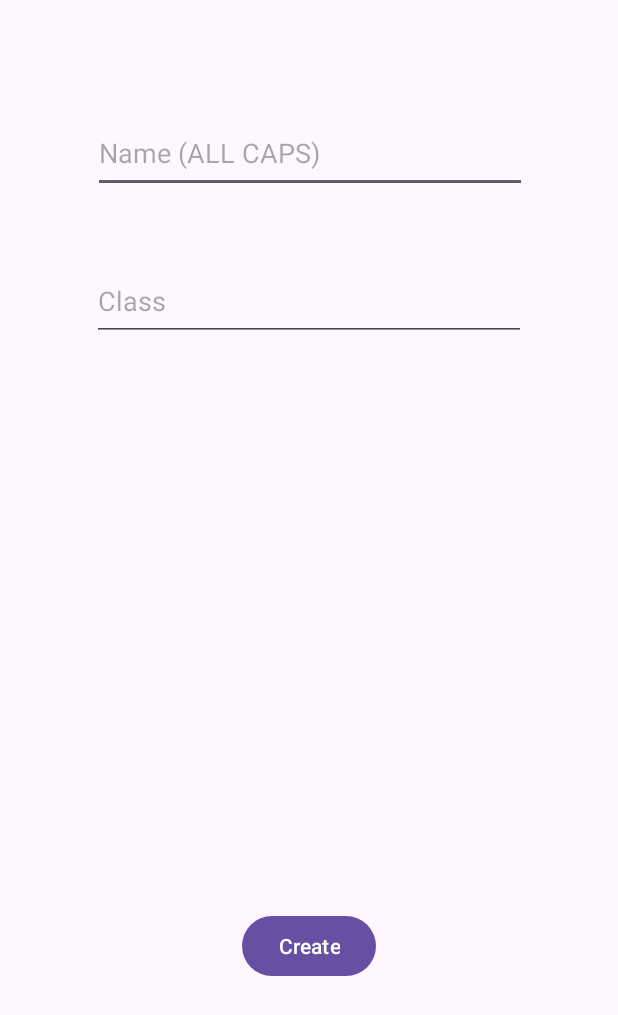
After one commit to sydbenck/HERE, an Android app: the InstructorCreatePage screen opened directly, with no data from a screen before it, on a phone screen of 412 x 824 dp. The commit adds this screen. Shown: the top 1015 px of the screen. Run offline under Robolectric (Android 15) with nearby library versions, the phone set to English and light mode, and no system bars.

Commit message:
even even more updates

```diff
--- a/app/src/main/AndroidManifest.xml
+++ b/app/src/main/AndroidManifest.xml
@@ -16,6 +16,12 @@
         android:supportsRtl="true"
         android:theme="@style/Theme.HERE"
         tools:targetApi="31">
+        <activity
+            android:name=".InstructorCreatePage"
+            android:exported="false" />
+        <activity
+            android:name=".InstructorCreateLogin"
+            android:exported="false" />
         <activity
             android:name=".GoogleSignIn"
             android:exported="false" />
--- /dev/null
+++ b/app/src/main/java/com/cs407/here/InstructorCreatePage.java
@@ -0,0 +1,31 @@
+package com.cs407.here;
+
+import androidx.appcompat.app.AppCompatActivity;
+
+import android.content.Context;
+import android.content.Intent;
+import android.database.sqlite.SQLiteDatabase;
+import android.os.Bundle;
+import android.view.View;
+import android.widget.EditText;
+
+public class InstructorCreatePage extends AppCompatActivity {
+
+    @Override
+    protected void onCreate(Bundle savedInstanceState) {
+        super.onCreate(savedInstanceState);
+        setContentView(R.layout.activity_instructor_create_page);
+    }
+
+    public void goToInstructorLoginPage(View view) {
+        EditText instructor_name = (EditText) findViewById(R.id.instructorName);
+        EditText instructor_class = (EditText) findViewById(R.id.instructorClass);
+        Context context = getApplicationContext();
+        SQLiteDatabase sqLiteDatabase = context.openOrCreateDatabase("users", Context.MODE_PRIVATE, null);
+        DBHelper dbHelper = new DBHelper(sqLiteDatabase);
+        dbHelper.createAccount(""+(instructor_name.getText()), "instructor", "0", ""+(instructor_class.getText()), "", "");
+        Intent intent = new Intent(this, InstructorCreateLogin.class);
+        startActivity(intent);
+    }
+
+}
--- a/app/src/main/java/com/cs407/here/MainActivity.java
+++ b/app/src/main/java/com/cs407/here/MainActivity.java
@@ -65,8 +65,8 @@ public class MainActivity extends AppCompatActivity {
         startActivity(intent);
     }
 
-    public void goToStudentList(View view) {
-        Intent intent = new Intent(this, StudentList.class);
+    public void goToInstructorLogin(View view) {
+        Intent intent = new Intent(this, InstructorCreateLogin.class);
         startActivity(intent);
     }
 
--- /dev/null
+++ b/app/src/main/res/layout/activity_instructor_create_page.xml
@@ -0,0 +1,43 @@
+<?xml version="1.0" encoding="utf-8"?>
+<androidx.constraintlayout.widget.ConstraintLayout xmlns:android="http://schemas.android.com/apk/res/android"
+    xmlns:app="http://schemas.android.com/apk/res-auto"
+    xmlns:tools="http://schemas.android.com/tools"
+    android:layout_width="match_parent"
+    android:layout_height="match_parent"
+    tools:context=".InstructorCreatePage">
+
+    <EditText
+        android:id="@+id/instructorName"
+        android:layout_width="289dp"
+        android:layout_height="53dp"
+        android:layout_marginStart="62dp"
+        android:layout_marginTop="75dp"
+        android:ems="10"
+        android:hint="Name (ALL CAPS)"
+        android:inputType="text"
+        app:layout_constraintStart_toStartOf="parent"
+        app:layout_constraintTop_toTopOf="parent" />
+
+    <EditText
+        android:id="@+id/instructorClass"
+        android:layout_width="289dp"
+        android:layout_height="53dp"
+        android:layout_marginStart="61dp"
+        android:layout_marginTop="174dp"
+        android:ems="10"
+        android:hint="Class"
+        android:inputType="text"
+        app:layout_constraintStart_toStartOf="parent"
+        app:layout_constraintTop_toTopOf="parent" />
+
+    <Button
+        android:id="@+id/instructorCreate"
+        android:layout_width="wrap_content"
+        android:layout_height="wrap_content"
+        android:layout_marginStart="161dp"
+        android:layout_marginBottom="169dp"
+        android:onClick="goToInstructorLoginPage"
+        android:text="Create"
+        app:layout_constraintBottom_toBottomOf="parent"
+        app:layout_constraintStart_toStartOf="parent" />
+</androidx.constraintlayout.widget.ConstraintLayout>
--- a/app/src/main/res/layout/activity_main.xml
+++ b/app/src/main/res/layout/activity_main.xml
@@ -75,7 +75,7 @@
         android:layout_marginLeft="120dp"
         android:layout_marginTop="20dp"
         android:layout_below="@id/teachers"
-        android:onClick="goToStudentList"
+        android:onClick="goToInstructorLogin"
         android:text="Instructor Sign In"
         android:textSize="18dp"
         android:textColor="#7A7A7A"
```
Also changed, not shown: app/src/main/java/com/cs407/here/CheckIn.java (+7 -0 lines), app/src/main/java/com/cs407/here/InstructorCreateLogin.java (added, +25 -0 lines), app/src/main/res/layout/activity_instructor_create_login.xml (added, +19 -0 lines).
